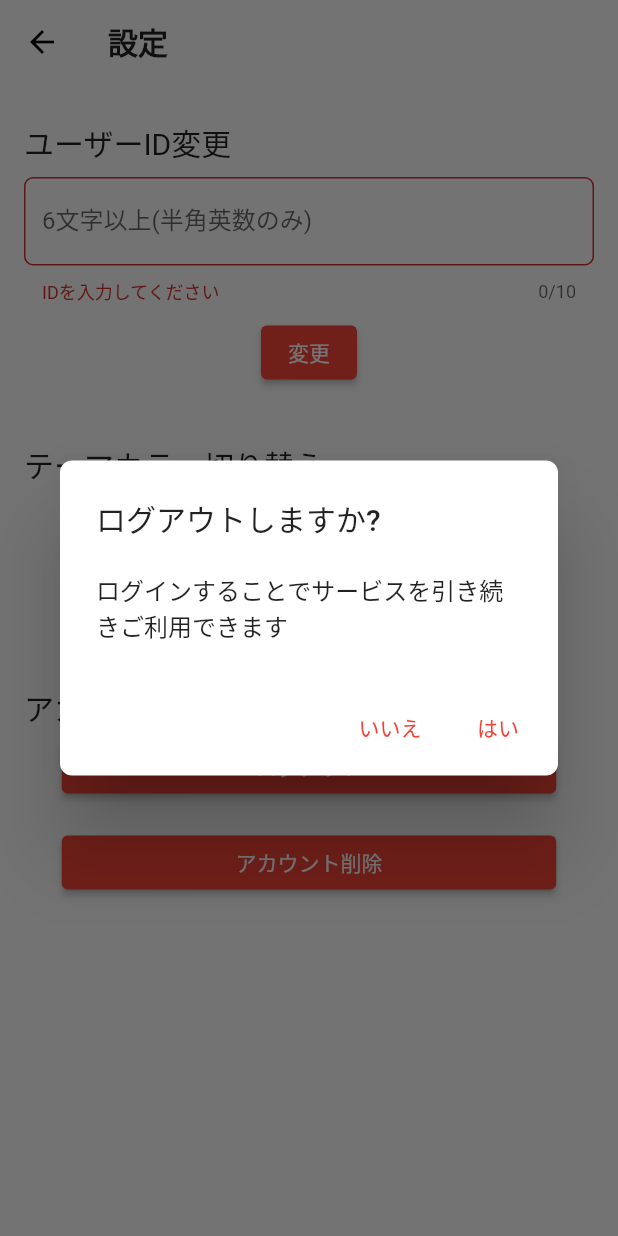
After one commit to ymgn9314/schedule_adjust_app, a Flutter app: the SettingPage screen opened directly, after a tap on "変更", after a tap on "ログアウト", on a phone screen of 412 x 824 dp. The commit adds this screen. Run offline on Flutter 3.47's test engine with Material 2 defaults, Android fonts, the phone set to English and light mode, and no system bars; our stand-ins replace cloud_firestore, cloud_functions, firebase_auth, firebase_core, flutter_easyloading, flutter_signin_button and 8 more; missing offline and left inert: outline_search_bar; accounts and stored records are empty.

Commit message:
アカウントページ修正&退会処理追加

```diff
--- a/lib/controller/register_schedule_controller.dart
+++ b/lib/controller/register_schedule_controller.dart
@@ -14,6 +14,11 @@ class RegisterScheduleController extends ChangeNotifier {
   // 友達フォーム
   FriendForm friendForm = FriendForm();
 
+  FocusNode titleFocusNode = FocusNode();
+  FocusNode remarksFocusNode = FocusNode();
+  String title = '';
+  String remarks = '';
+
   // notifyListenersを呼び出す
   void callNotifyListeners() {
     notifyListeners();
--- a/lib/pages/home/register_schedule_page.dart
+++ b/lib/pages/home/register_schedule_page.dart
@@ -40,9 +40,9 @@ class _RegisterSchedulePageState extends State<RegisterSchedulePage> {
     final scheduleId = owner.uid + dateNow;
 
     // 予定のタイトル
-    final title = rController.titleForm.content;
+    final title = rController.title;
     // 予定の備考欄
-    final remarks = rController.remarksForm.content;
+    final remarks = rController.remarks;
 
     // バッチ書き込みする
     final batch = FirebaseFirestore.instance.batch();
--- /dev/null
+++ b/lib/pages/home/setting_page.dart
@@ -0,0 +1,303 @@
+import 'package:cloud_firestore/cloud_firestore.dart';
+import 'package:cloud_functions/cloud_functions.dart';
+import 'package:firebase_auth/firebase_auth.dart';
+import 'package:flutter/material.dart';
+import 'package:flutter_easyloading/flutter_easyloading.dart';
+import 'package:high_hat/controller/app_data_controller.dart';
+import 'package:high_hat/controller/login_authentication_controller.dart';
+import 'package:high_hat/local_db/friend_box/friend_box.dart';
+import 'package:high_hat/pages/login/login_check_page.dart';
+import 'package:high_hat/pages/login/login_page.dart';
+import 'package:hive/hive.dart';
+import 'package:provider/provider.dart';
+
+class SettingPage extends StatefulWidget {
+  @override
+  _SettingPageState createState() => _SettingPageState();
+}
+
+class _SettingPageState extends State<SettingPage> {
+  final _controller = TextEditingController(text: '');
+  final _formKey = GlobalKey<FormState>();
+
+  @override
+  void dispose() {
+    _controller.dispose();
+    super.dispose();
+  }
+
+  @override
+  Widget build(BuildContext context) {
+    return Scaffold(
+      appBar: AppBar(
+        backgroundColor: Colors.transparent,
+        elevation: 0,
+        title: const Text(
+          '設定',
+          style: TextStyle(
+            fontWeight: FontWeight.bold,
+          ),
+        ),
+      ),
+      body: SingleChildScrollView(
+        child: Column(
+          crossAxisAlignment: CrossAxisAlignment.start,
+          children: [
+            const SizedBox(height: 24),
+            const Padding(
+              padding: EdgeInsets.symmetric(horizontal: 16),
+              child: Text('ユーザーID変更', style: TextStyle(fontSize: 20)),
+            ),
+            Form(
+              key: _formKey,
+              child: Column(
+                children: [
+                  Padding(
+                    padding:
+                        const EdgeInsets.symmetric(horizontal: 16, vertical: 8),
+                    child: TextFormField(
+                      controller: _controller,
+                      maxLength: 10,
+                      decoration: InputDecoration(
+                        labelText: '6文字以上(半角英数のみ)',
+                        border: OutlineInputBorder(
+                            borderRadius: BorderRadius.circular(6)),
+                      ),
+                      validator: (value) {
+                        if (value == null || value.isEmpty) {
+                          return 'IDを入力してください';
+                        } else if (value.length < 6) {
+                          return '6文字以上入力してください';
+                        } else if (!RegExp(r'^[a-zA-Z0-9]+$').hasMatch(value)) {
+                          return '半角英数しか使用できません';
+                        }
+                        return null;
+                      },
+                    ),
+                  ),
+                  Center(
+                    child: ElevatedButton(
+                      onPressed: () async {
+                        if (_formKey.currentState!.validate()) {
+                          await FirebaseFirestore.instance
+                              .collection('users')
+                              .doc(FirebaseAuth.instance.currentUser!.uid)
+                              .update(<String, dynamic>{
+                            'userId': _controller.text
+                          });
+                          Navigator.of(context).pop();
+                        }
+                      },
+                      child: const Text('変更'),
+                    ),
+                  ),
+                ],
+              ),
+            ),
+            const SizedBox(height: 36),
+            const Padding(
+              padding: EdgeInsets.symmetric(horizontal: 16),
+              child: Text('テーマカラー切り替え', style: TextStyle(fontSize: 20)),
+            ),
+            Row(
+              mainAxisAlignment: MainAxisAlignment.center,
+              children: [
+                ElevatedButton(
+                  onPressed: () {
+                    context.read<AppDataController>().applyColorThemeChange(0);
+                  },
+                  style: ElevatedButton.styleFrom(
+                    shape: const CircleBorder(),
+                    primary: Colors.red,
+                  ),
+                  child: null,
+                ),
+                ElevatedButton(
+                  onPressed: () {
+                    context.read<AppDataController>().applyColorThemeChange(1);
+                  },
+                  style: ElevatedButton.styleFrom(
+                    shape: const CircleBorder(),
+                    primary: Colors.deepOrange,
+                  ),
+                  child: null,
+                ),
+                ElevatedButton(
+                  onPressed: () {
+                    context.read<AppDataController>().applyColorThemeChange(2);
+                  },
+                  style: ElevatedButton.styleFrom(
+                    shape: const CircleBorder(),
+                    primary: Colors.green,
+                  ),
+                  child: null,
+                ),
+                ElevatedButton(
+                  onPressed: () {
+                    context.read<AppDataController>().applyColorThemeChange(3);
+                  },
+                  style: ElevatedButton.styleFrom(
+                    shape: const CircleBorder(),
+                    primary: Colors.blue,
+                  ),
+                  child: null,
+                ),
+              ],
+            ),
+            Row(
+              mainAxisAlignment: MainAxisAlignment.center,
+              children: [
+                const Text('ダークモード'),
+                Switch(
+                  value: context.read<AppDataController>().isDarkTheme,
+                  activeColor: Colors.grey[700],
+                  activeTrackColor: Colors.grey,
+                  inactiveThumbColor: Colors.white,
+                  inactiveTrackColor: Colors.grey,
+                  onChanged: (isDark) {
+                    context.read<AppDataController>().toggleDarkLightTheme();
+                  },
+                ),
+              ],
+            ),
+            const SizedBox(height: 36),
+            const Padding(
+              padding: EdgeInsets.symmetric(horizontal: 16),
+              child: Text('アカウント', style: TextStyle(fontSize: 20)),
+            ),
+            Center(
+              child: SizedBox(
+                width: MediaQuery.of(context).size.width * 0.8,
+                child: ElevatedButton(
+                  onPressed: () async {
+                    showDialog<void>(
+                      context: context,
+                      builder: (_) {
+                        return AlertDialog(
+                          shape: const RoundedRectangleBorder(
+                            borderRadius: BorderRadius.all(Radius.circular(8)),
+                          ),
+                          title: const Text('ログアウトしますか?'),
+                          content: const Text('ログインすることでサービスを引き続きご利用できます'),
+                          actions: <Widget>[
+                            // ボタン領域
+                            TextButton(
+                              onPressed: () => Navigator.pop(context),
+                              child: const Text('いいえ'),
+                            ),
+                            TextButton(
+                              onPressed: () async {
+                                // ダイアログを閉じる
+                                Navigator.of(context).pop();
+
+                                await FirebaseAuth.instance.signOut();
+                                context
+                                    .read<LoginAuthenticationController>()
+                                    .logout();
+                                // Navigator.of(context).pop();
+                                await Navigator.of(context)
+                                    .pushAndRemoveUntil<void>(
+                                        MaterialPageRoute(builder: (context) {
+                                  return LoginCheckPage();
+                                }), (_) => false);
+                              },
+                              child: const Text('はい'),
+                            ),
+                          ],
+                        );
+                      },
+                    );
+                  },
+                  child: const Text('ログアウト'),
+                ),
+              ),
+            ),
+            const SizedBox(height: 16),
+            Center(
+              child: SizedBox(
+                width: MediaQuery.of(context).size.width * 0.8,
+                child: ElevatedButton(
+                  onPressed: () {
+                    showDialog<void>(
+                      context: context,
+                      builder: (_) {
+                        return AlertDialog(
+                          shape: const RoundedRectangleBorder(
+                            borderRadius: BorderRadius.all(Radius.circular(8)),
+                          ),
+                          title: const Text('アカウントを削除しますか?'),
+                          content: const Text('現在調整中の予定や友達は全て閲覧できなくなります'),
+                          actions: <Widget>[
+                            // ボタン領域
+                            TextButton(
+                              onPressed: () => Navigator.pop(context),
+                              child: const Text('いいえ'),
+                            ),
+                            TextButton(
+                              onPressed: () async {
+                                // ダイアログを閉じる
+                                Navigator.of(context).pop();
+                                context
+                                    .read<LoginAuthenticationController>()
+                                    .logout();
+
+                                // ローディング表示する
+                                await EasyLoading.show();
+
+                                final uid =
+                                    FirebaseAuth.instance.currentUser!.uid;
+                                // Hiveのデータを削除する
+                                await Hive.box<FriendBox>('friend_box')
+                                    .deleteFromDisk();
+                                // Firestoreのusersコレクションから削除する
+                                await FirebaseFirestore.instance
+                                    .collection('users')
+                                    .doc(uid)
+                                    .delete();
+                                try {
+                                  final callable =
+                                      FirebaseFunctions.instanceFor(
+                                              region: 'asia-northeast2')
+                                          .httpsCallable(
+                                    'recursiveDelete',
+                                    options: HttpsCallableOptions(
+                                      timeout: const Duration(seconds: 5),
+                                    ),
+                                  );
+                                  final result = await callable.call<dynamic>(
+                                      <String, dynamic>{'path': '/users/$uid'});
+                                  // print(result.data);
+                                } catch (e) {
+                                  print('catch error while delete account');
+                                }
+                                // 退会処理
+                                await FirebaseAuth.instance.currentUser!
+                                    .delete();
+
+                                // ローディング表示消す
+                                await EasyLoading.dismiss();
+
+                                // ログインページへ遷移
+                                await Navigator.of(context)
+                                    .pushAndRemoveUntil<void>(
+                                        MaterialPageRoute(builder: (context) {
+                                  return LoginCheckPage();
+                                }), (_) => false);
+                              },
+                              child: const Text('はい'),
+                            ),
+                          ],
+                        );
+                      },
+                    );
+                  },
+                  child: const Text('アカウント削除'),
+                ),
+              ),
+            ),
+          ],
+        ),
+      ),
+    );
+  }
+}
--- a/lib/pages/login/login_page.dart
+++ b/lib/pages/login/login_page.dart
@@ -27,10 +27,13 @@ class LoginPage extends StatelessWidget {
           SignInButton(
             Buttons.Google,
             onPressed: () async {
-              final result = await signInWithGoogle();
+              final result = await signInWithGoogle().catchError(print);
+
               // ログインに成功したらcontrollerに渡す
               if (result != null && result.user != null) {
                 // ローカルDBに保存する
+                print('open hive box in LoginPage');
+                await Hive.openBox<FriendBox>('friend_box');
                 await Hive.box<FriendBox>('friend_box').put(
                   result.user!.uid,
                   FriendBox(
```
Also changed, not shown: lib/pages/home/account_page.dart (+15 -80 lines), lib/widgets/remarks_form.dart (+18 -4 lines), lib/widgets/title_form.dart (+17 -5 lines).
